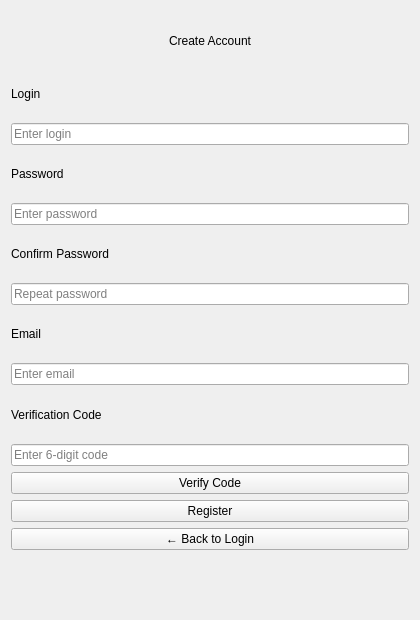
First picture: the form in Client/regform.ui, repository Ivan-Ivanich-777/client-server-coursework, before the edit.
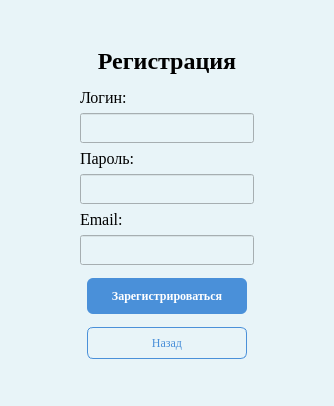
Second picture: the form after the edit.

```diff
--- a/Client/regform.ui
+++ b/Client/regform.ui
@@ -2,26 +2,25 @@
 <ui version="4.0">
  <class>RegForm</class>
  <widget class="QWidget" name="RegForm">
-  <property name="geometry"><rect><x>0</x><y>0</y><width>420</width><height>620</height></rect></property>
-  <layout class="QVBoxLayout" name="verticalLayout">
+  <property name="styleSheet"><string>background-color: #e8f4f8;</string></property>
+  <layout class="QVBoxLayout" name="mainLayout">
+   <property name="leftMargin"><number>80</number></property>
+   <property name="topMargin"><number>40</number></property>
+   <property name="rightMargin"><number>80</number></property>
+   <property name="bottomMargin"><number>40</number></property>
    <item><spacer name="topSpacer"><property name="orientation"><enum>Qt::Vertical</enum></property></spacer></item>
-   <item><widget class="QLabel" name="labelTitle"><property name="text"><string>Create Account</string></property><property name="alignment"><set>Qt::AlignCenter</set></property></widget></item>
-   <item><widget class="QLabel" name="label"><property name="text"><string>Login</string></property></widget></item>
-   <item><widget class="QLineEdit" name="lineEditLogin"><property name="placeholderText"><string>Enter login</string></property></widget></item>
-   <item><widget class="QLabel" name="label_2"><property name="text"><string>Password</string></property></widget></item>
-   <item><widget class="QLineEdit" name="lineEditPass"><property name="echoMode"><enum>QLineEdit::Password</enum></property><property name="placeholderText"><string>Enter password</string></property></widget></item>
-   <item><widget class="QLabel" name="label_3"><property name="text"><string>Confirm Password</string></property></widget></item>
-   <item><widget class="QLineEdit" name="lineEditPass2"><property name="echoMode"><enum>QLineEdit::Password</enum></property><property name="placeholderText"><string>Repeat password</string></property></widget></item>
-   <item><widget class="QLabel" name="label_4"><property name="text"><string>Email</string></property></widget></item>
-   <item><widget class="QLineEdit" name="lineEditEmail"><property name="placeholderText"><string>Enter email</string></property></widget></item>
-   <!-- Поле для кода (скрыто изначально) -->
-   <item><widget class="QLabel" name="labelCode"><property name="text"><string>Verification Code</string></property></widget></item>
-   <item><widget class="QLineEdit" name="lineEditCode"><property name="placeholderText"><string>Enter 6-digit code</string></property></widget></item>
-   <item><widget class="QPushButton" name="btnVerify"><property name="text"><string>Verify Code</string></property></widget></item>
-   <!-- Кнопка регистрации -->
-   <item><widget class="QPushButton" name="btnRegister"><property name="text"><string>Register</string></property></widget></item>
-   <item><widget class="QPushButton" name="btnBack"><property name="text"><string>← Back to Login</string></property></widget></item>
-   <item><widget class="QLabel" name="labelStatus"><property name="text"><string></string></property></widget></item>
+   <item><widget class="QLabel" name="labelTitle"><property name="text"><string>Регистрация</string></property><property name="font"><font><family>Times New Roman</family><pointsize>18</pointsize><weight>75</weight><bold>true</bold></font></property><property name="alignment"><set>Qt::AlignCenter</set></property></widget></item>
+   <item><spacer name="spacer1"><property name="orientation"><enum>Qt::Vertical</enum></property></spacer></item>
+   <item><widget class="QLabel" name="labelLogin"><property name="text"><string>Логин:</string></property><property name="font"><font><family>Times New Roman</family><pointsize>12</pointsize></font></property></widget></item>
+   <item><widget class="QLineEdit" name="lineEditLogin"><property name="minimumSize"><size><width>0</width><height>30</height></size></property><property name="font"><font><family>Times New Roman</family><pointsize>12</pointsize></font></property></widget></item>
+   <item><widget class="QLabel" name="labelPass"><property name="text"><string>Пароль:</string></property><property name="font"><font><family>Times New Roman</family><pointsize>12</pointsize></font></property></widget></item>
+   <item><widget class="QLineEdit" name="lineEditPass"><property name="minimumSize"><size><width>0</width><height>30</height></size></property><property name="echoMode"><enum>QLineEdit::Password</enum></property><property name="font"><font><family>Times New Roman</family><pointsize>12</pointsize></font></property></widget></item>
+   <item><widget class="QLabel" name="labelEmail"><property name="text"><string>Email:</string></property><property name="font"><font><family>Times New Roman</family><pointsize>12</pointsize></font></property></widget></item>
+   <item><widget class="QLineEdit" name="lineEditEmail"><property name="minimumSize"><size><width>0</width><height>30</height></size></property><property name="font"><font><family>Times New Roman</family><pointsize>12</pointsize></font></property></widget></item>
+   <item><spacer name="spacer2"><property name="orientation"><enum>Qt::Vertical</enum></property></spacer></item>
+   <item><layout class="QHBoxLayout" name="btnLayout"><item><spacer name="btnLeftSpacer"><property name="orientation"><enum>Qt::Horizontal</enum></property></spacer></item><item><widget class="QPushButton" name="btnRegister"><property name="text"><string>Зарегистрироваться</string></property><property name="minimumSize"><size><width>160</width><height>36</height></size></property><property name="styleSheet"><string>background-color: #4a90d9; color: white; border-radius: 6px; font-weight: bold; font-family: Times New Roman;</string></property></widget></item><item><spacer name="btnRightSpacer"><property name="orientation"><enum>Qt::Horizontal</enum></property></spacer></item></layout></item>
+   <item><spacer name="spacer3"><property name="orientation"><enum>Qt::Vertical</enum></property></spacer></item>
+   <item><layout class="QHBoxLayout" name="btnBackLayout"><item><spacer name="btnBackLeftSpacer"><property name="orientation"><enum>Qt::Horizontal</enum></property></spacer></item><item><widget class="QPushButton" name="btnBack"><property name="text"><string>Назад</string></property><property name="minimumSize"><size><width>100</width><height>32</height></size></property><property name="styleSheet"><string>background-color: transparent; color: #4a90d9; border: 1px solid #4a90d9; border-radius: 6px; font-family: Times New Roman;</string></property></widget></item><item><spacer name="btnBackRightSpacer"><property name="orientation"><enum>Qt::Horizontal</enum></property></spacer></item></layout></item>
    <item><spacer name="bottomSpacer"><property name="orientation"><enum>Qt::Vertical</enum></property></spacer></item>
   </layout>
  </widget>
```
